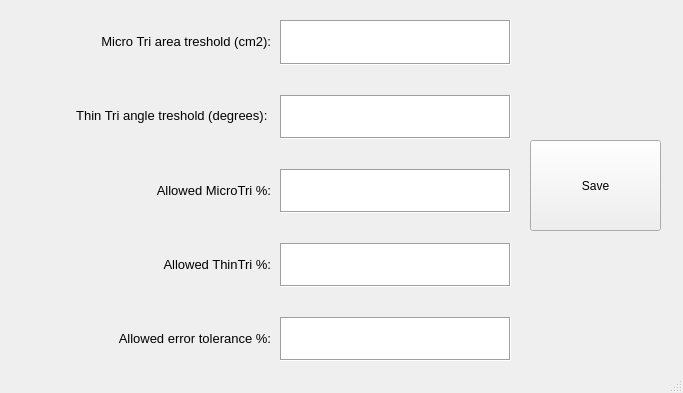
This is preferences.ui in mattyvioo/lod-analysis-tool as Qt 5 draws it before an edit. The edited form follows.
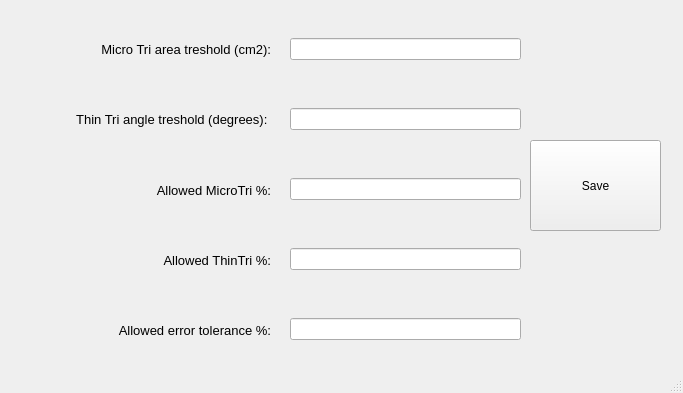
This is the edited form.

Commit message: preferences gui updated and partially functional

Patch:
```diff
--- a/preferences.ui
+++ b/preferences.ui
@@ -30,6 +30,12 @@
      <property name="leftMargin">
       <number>0</number>
      </property>
+     <property name="topMargin">
+      <number>10</number>
+     </property>
+     <property name="bottomMargin">
+      <number>10</number>
+     </property>
      <item>
       <widget class="QLabel" name="label_2">
        <property name="font">
@@ -95,7 +101,7 @@
    <widget class="QWidget" name="verticalLayoutWidget_2">
     <property name="geometry">
      <rect>
-      <x>270</x>
+      <x>280</x>
       <y>20</y>
       <width>251</width>
       <height>341</height>
@@ -109,7 +115,7 @@
     </property>
     <layout class="QVBoxLayout" name="verticalLayout_2">
      <property name="spacing">
-      <number>30</number>
+      <number>40</number>
      </property>
      <property name="sizeConstraint">
       <enum>QLayout::SetDefaultConstraint</enum>
@@ -117,73 +123,29 @@
      <property name="leftMargin">
       <number>10</number>
      </property>
+     <property name="topMargin">
+      <number>10</number>
+     </property>
      <property name="rightMargin">
       <number>10</number>
      </property>
+     <property name="bottomMargin">
+      <number>10</number>
+     </property>
      <item>
-      <widget class="QTextEdit" name="txt_triArea">
-       <property name="sizePolicy">
-        <sizepolicy hsizetype="Preferred" vsizetype="Preferred">
-         <horstretch>0</horstretch>
-         <verstretch>0</verstretch>
-        </sizepolicy>
-       </property>
-       <property name="frameShape">
-        <enum>QFrame::Box</enum>
-       </property>
-      </widget>
+      <widget class="QLineEdit" name="txt_triArea"/>
      </item>
      <item>
-      <widget class="QTextEdit" name="txt_triAngle">
-       <property name="sizePolicy">
-        <sizepolicy hsizetype="Preferred" vsizetype="Preferred">
-         <horstretch>0</horstretch>
-         <verstretch>0</verstretch>
-        </sizepolicy>
-       </property>
-       <property name="frameShape">
-        <enum>QFrame::Box</enum>
-       </property>
-      </widget>
+      <widget class="QLineEdit" name="txt_triAngle"/>
      </item>
      <item>
-      <widget class="QTextEdit" name="txt_allowedMicro">
-       <property name="sizePolicy">
-        <sizepolicy hsizetype="Preferred" vsizetype="Preferred">
-         <horstretch>0</horstretch>
-         <verstretch>0</verstretch>
-        </sizepolicy>
-       </property>
-       <property name="frameShape">
-        <enum>QFrame::Box</enum>
-       </property>
-      </widget>
+      <widget class="QLineEdit" name="txt_allowedMicro"/>
      </item>
      <item>
-      <widget class="QTextEdit" name="txt_allowedThin">
-       <property name="sizePolicy">
-        <sizepolicy hsizetype="Preferred" vsizetype="Preferred">
-         <horstretch>0</horstretch>
-         <verstretch>0</verstretch>
-        </sizepolicy>
-       </property>
-       <property name="frameShape">
-        <enum>QFrame::Box</enum>
-       </property>
-      </widget>
+      <widget class="QLineEdit" name="txt_allowedThin"/>
      </item>
      <item>
-      <widget class="QTextEdit" name="txt_allowedTolerance">
-       <property name="sizePolicy">
-        <sizepolicy hsizetype="Preferred" vsizetype="Preferred">
-         <horstretch>0</horstretch>
-         <verstretch>0</verstretch>
-        </sizepolicy>
-       </property>
-       <property name="frameShape">
-        <enum>QFrame::Box</enum>
-       </property>
-      </widget>
+      <widget class="QLineEdit" name="txt_allowedTolerance"/>
      </item>
     </layout>
    </widget>
```
The commit also changes 5 other files.
